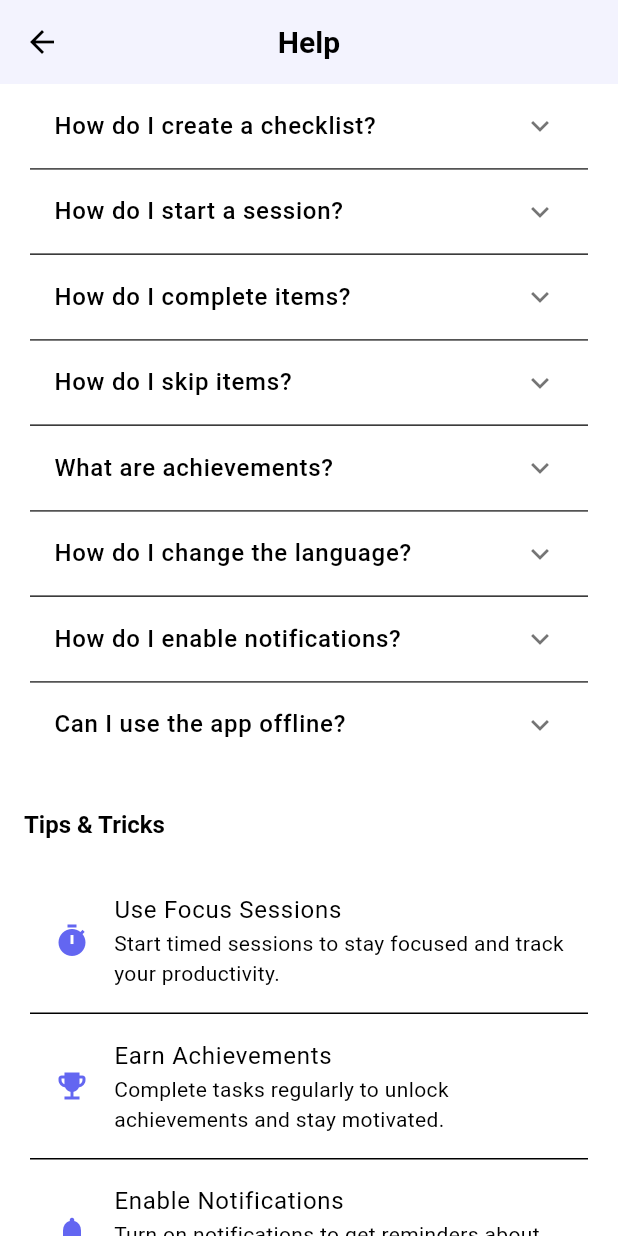
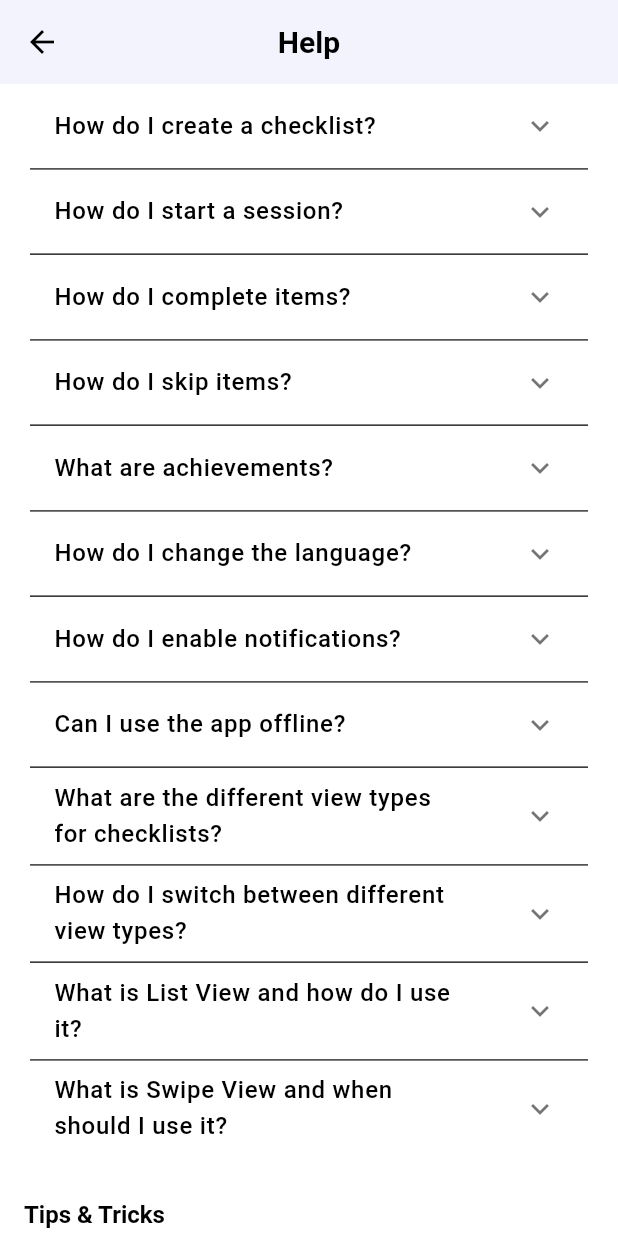
Before and after one commit to karstdiver/checklister, a Flutter app: the HelpScreen screen opened by its route, scrolled down 576 dp, on a phone screen of 412 x 824 dp. Run offline on Flutter 3.47's test engine with Material 3 defaults, Android fonts, the phone set to English and light mode, and no system bars; our stand-ins replace cloud_firestore, connectivity_plus, easy_localization, firebase_analytics, firebase_auth, firebase_core and 11 more; accounts and stored records are empty; generated files the repository leaves out were written again.

Commit message:
feat: add multiple views FAQ and tips to help screen\n\n- Add 4 new FAQ entries about multiple view types\n- Add new tip about trying different view types\n- Include comprehensive explanations for Swipe, List, and Matrix views\n- Add proper localization for English and Spanish\n- Use custom translator as preferred\n\nFAQ topics covered:\n- What are the different view types\n- How to switch between views\n- How to use List View\n- When to use Swipe View

```diff
--- a/app/assets/translations/en_US.json
+++ b/app/assets/translations/en_US.json
@@ -115,6 +115,14 @@
   "faq_enable_notifications_answer": "Go to Settings > Notifications and toggle the notification types you want to receive.",
   "faq_offline_use_question": "Can I use the app offline?",
   "faq_offline_use_answer": "Yes! The app works offline and will sync your data when you're back online.",
+  "faq_multiple_views_question": "What are the different view types for checklists?",
+  "faq_multiple_views_answer": "Checklister offers three view types: Swipe View (one item at a time), List View (scrollable list with checkboxes), and Matrix View (grid layout). Tap the menu (⋮) in the top-right corner of any checklist to switch between views.",
+  "faq_switch_views_question": "How do I switch between different view types?",
+  "faq_switch_views_answer": "Open any checklist, then tap the hamburger menu (⋮) in the top-right corner of the screen. Select your preferred view type from the options. Each checklist remembers your preferred view.",
+  "faq_list_view_question": "What is List View and how do I use it?",
+  "faq_list_view_answer": "List View shows all your checklist items in a scrollable list. You can check off items directly, edit them by tapping the menu (⋮) next to each item, or reorder items using the move up/down options. Perfect for quick overview and editing.",
+  "faq_swipe_view_question": "What is Swipe View and when should I use it?",
+  "faq_swipe_view_answer": "Swipe View shows one item at a time, perfect for focused work sessions. Swipe left to complete items, right to skip them. This view is ideal when you want to concentrate on one task at a time.",
   "quick_actions": "Quick Actions",
   "getting_started": "Getting Started",
   "getting_started_desc": "Learn the basics of using Checklister",
@@ -132,6 +140,8 @@
   "tip_notifications_desc": "Turn on notifications to get reminders about incomplete checklists.",
   "tip_language": "Change Language",
   "tip_language_desc": "Switch to your preferred language in the settings.",
+  "tip_multiple_views": "Try Different View Types",
+  "tip_multiple_views_desc": "Switch between Swipe, List, and Matrix views to find the best way to work with your checklists. Each view is optimized for different workflows.",
   "troubleshooting": "Troubleshooting",
   "sync_issues": "Sync Issues",
   "sync_issues_desc": "Having trouble with data sync?",
--- a/app/assets/translations/es_ES.json
+++ b/app/assets/translations/es_ES.json
@@ -115,6 +115,14 @@
   "faq_enable_notifications_answer": "Ve a Configuración > Notificaciones y activa los tipos de notificaciones que quieres recibir.",
   "faq_offline_use_question": "¿Puedo usar la aplicación sin conexión?",
   "faq_offline_use_answer": "¡Sí! La aplicación funciona sin conexión y sincronizará tus datos cuando vuelvas a estar en línea.",
+  "faq_multiple_views_question": "¿Cuáles son los diferentes tipos de vista para las listas?",
+  "faq_multiple_views_answer": "Listador ofrece tres tipos de vista: Vista de Deslizamiento (un elemento a la vez), Vista de Lista (lista desplazable con casillas de verificación) y Vista de Matriz (diseño de cuadrícula). Toca el menú (⋮) en la esquina superior derecha de cualquier lista para cambiar entre vistas.",
+  "faq_switch_views_question": "¿Cómo cambio entre diferentes tipos de vista?",
+  "faq_switch_views_answer": "Abre cualquier lista, luego toca el menú hamburguesa (⋮) en la esquina superior derecha de la pantalla. Selecciona tu tipo de vista preferido de las opciones. Cada lista recuerda tu vista preferida.",
+  "faq_list_view_question": "¿Qué es la Vista de Lista y cómo la uso?",
+  "faq_list_view_answer": "La Vista de Lista muestra todos los elementos de tu lista en una lista desplazable. Puedes marcar elementos directamente, editarlos tocando el menú (⋮) junto a cada elemento, o reordenar elementos usando las opciones de mover arriba/abajo. Perfecto para vista rápida y edición.",
+  "faq_swipe_view_question": "¿Qué es la Vista de Deslizamiento y cuándo debo usarla?",
+  "faq_swipe_view_answer": "La Vista de Deslizamiento muestra un elemento a la vez, perfecto para sesiones de trabajo enfocadas. Desliza hacia la izquierda para completar elementos, hacia la derecha para omitirlos. Esta vista es ideal cuando quieres concentrarte en una tarea a la vez.",
   "quick_actions": "Acciones Rápidas",
   "getting_started": "Comenzar",
   "getting_started_desc": "Aprende los conceptos básicos de usar Listador",
@@ -132,6 +140,8 @@
   "tip_notifications_desc": "Activa las notificaciones para recibir recordatorios sobre listas incompletas.",
   "tip_language": "Cambiar Idioma",
   "tip_language_desc": "Cambia a tu idioma preferido en la configuración.",
+  "tip_multiple_views": "Prueba Diferentes Tipos de Vista",
+  "tip_multiple_views_desc": "Cambia entre las vistas de Deslizamiento, Lista y Matriz para encontrar la mejor manera de trabajar con tus listas. Cada vista está optimizada para diferentes flujos de trabajo.",
   "troubleshooting": "Solución de Problemas",
   "sync_issues": "Problemas de Sincronización",
   "sync_issues_desc": "¿Tienes problemas con la sincronización de datos?",
--- a/app/lib/features/settings/presentation/help_screen.dart
+++ b/app/lib/features/settings/presentation/help_screen.dart
@@ -80,6 +80,26 @@ class _HelpScreenState extends ConsumerState<HelpScreen> {
           id: 7,
           question: TranslationService.translate('faq_offline_use_question'),
           answer: TranslationService.translate('faq_offline_use_answer'),
+        ),
+        FAQItem(
+          id: 8,
+          question: TranslationService.translate('faq_multiple_views_question'),
+          answer: TranslationService.translate('faq_multiple_views_answer'),
+        ),
+        FAQItem(
+          id: 9,
+          question: TranslationService.translate('faq_switch_views_question'),
+          answer: TranslationService.translate('faq_switch_views_answer'),
+        ),
+        FAQItem(
+          id: 10,
+          question: TranslationService.translate('faq_list_view_question'),
+          answer: TranslationService.translate('faq_list_view_answer'),
+        ),
+        FAQItem(
+          id: 11,
+          question: TranslationService.translate('faq_swipe_view_question'),
+          answer: TranslationService.translate('faq_swipe_view_answer'),
         ),
       ];
       print('[DEBUG] FAQ list length: \'${_faqItems.length}\'');
@@ -288,6 +308,14 @@ class _HelpScreenState extends ConsumerState<HelpScreen> {
                       'tip_language_desc',
                     ),
                   ),
+                  const Divider(height: 1),
+                  _buildTipTile(
+                    icon: Icons.view_list,
+                    title: TranslationService.translate('tip_multiple_views'),
+                    description: TranslationService.translate(
+                      'tip_multiple_views_desc',
+                    ),
+                  ),
                 ],
               ),
             ),
```
